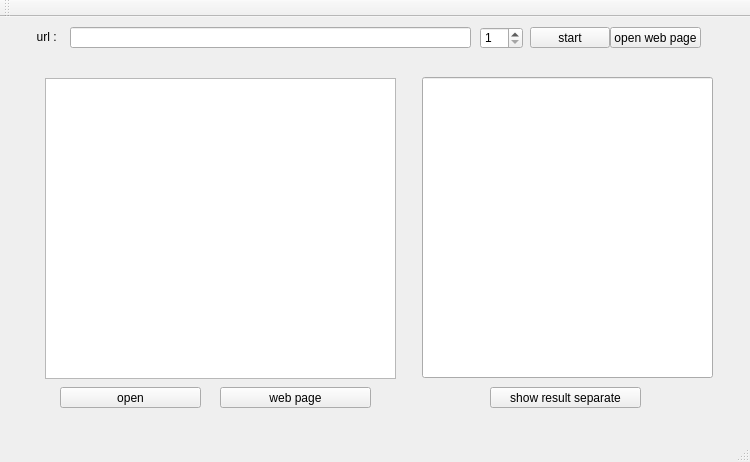
Above: web-crawler/mainwindow.ui from zolfaShefreie/web-crawler before the change. Below: the same form after it.
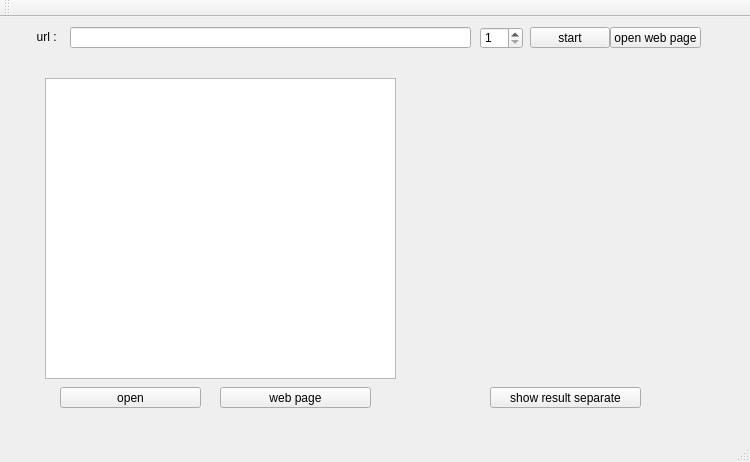
That is the form after the change.

```diff
--- a/web-crawler/mainwindow.ui
+++ b/web-crawler/mainwindow.ui
@@ -82,16 +82,6 @@
      <number>10</number>
     </property>
    </widget>
-   <widget class="QLineEdit" name="lineEdit_2">
-    <property name="geometry">
-     <rect>
-      <x>422</x>
-      <y>60</y>
-      <width>291</width>
-      <height>301</height>
-     </rect>
-    </property>
-   </widget>
    <widget class="QListWidget" name="listWidget">
     <property name="geometry">
      <rect>
```
Left out of the diff: 13 changed lines with no effect on the pictures.
